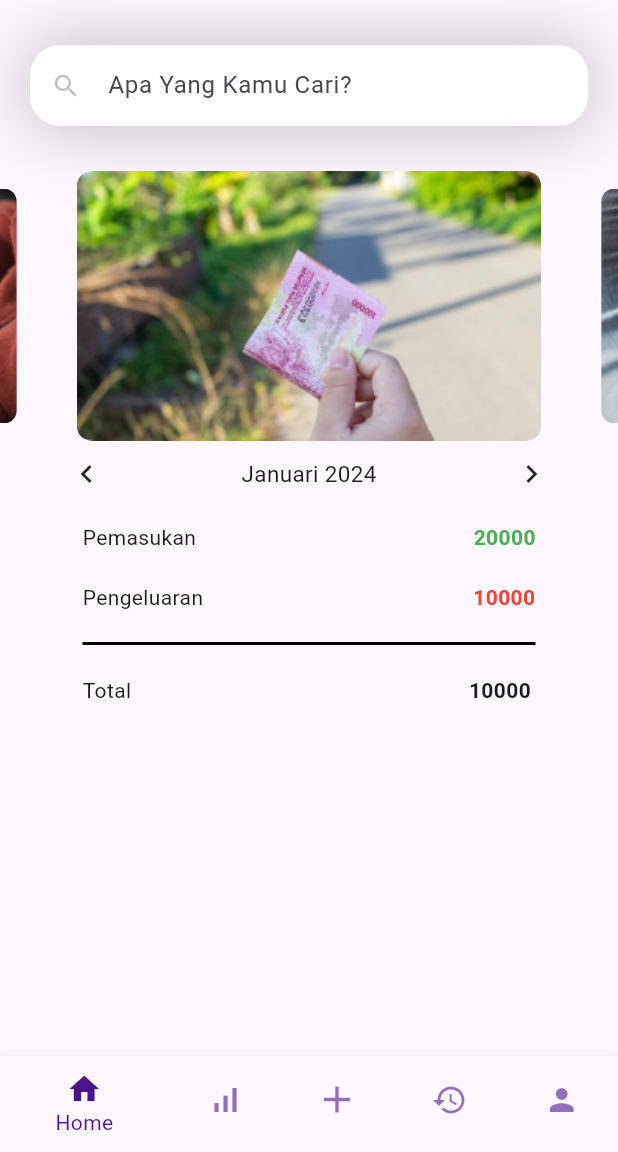
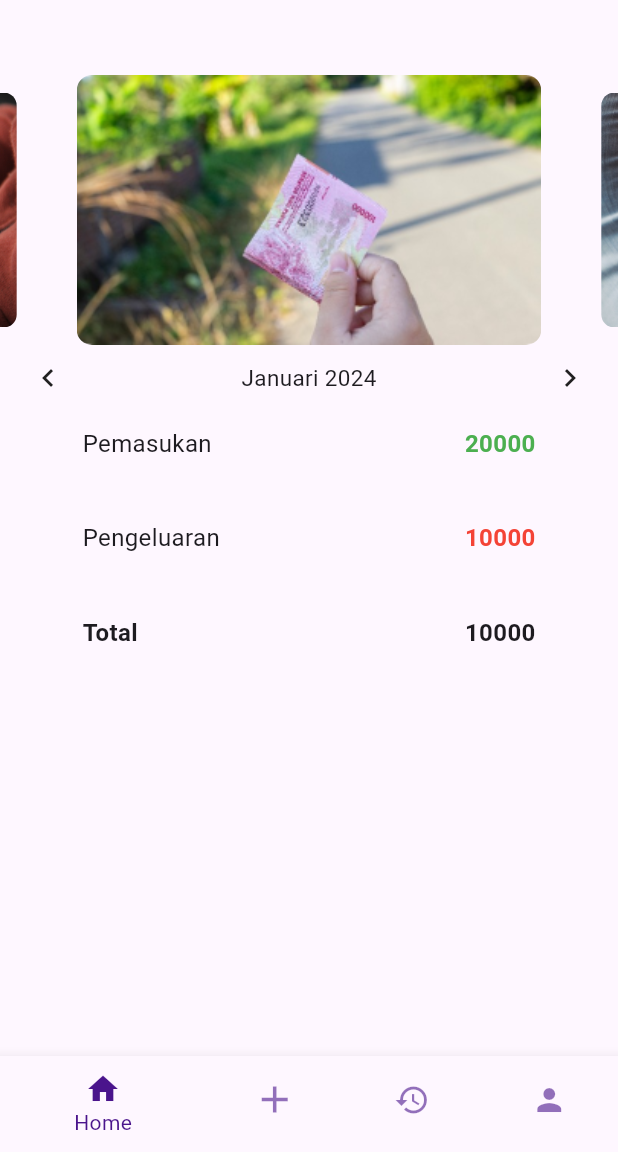
Before and after one commit to IhsanRizaldi/your_money, a Flutter app: the BottomNavigation screen opened directly, on a phone screen of 412 x 824 dp, the part 84-1236 px from its top. Run offline on Flutter 3.47's test engine with Material 3 defaults, Android fonts, the phone set to English and light mode, and no system bars; drawn by our look-alikes of carousel_slider.

Commit message:
View Fix

```diff
--- a/lib/pages/bottomNavigation.dart
+++ b/lib/pages/bottomNavigation.dart
@@ -3,7 +3,6 @@ import 'package:your_money/pages/add.dart';
 import 'package:your_money/pages/history.dart';
 import 'package:your_money/pages/home.dart';
 import 'package:your_money/pages/profil.dart';
-import 'package:your_money/pages/statistic.dart';
 
 class BottomNavigation extends StatefulWidget {
   @override
@@ -15,7 +14,6 @@ class _BottomNavigationState extends State<BottomNavigation> {
 
   final List<Widget> _pages = [
     HomePage(),
-    StatisticPage(),
     AddPage(),
     HistoryPage(),
     ProfilPage(),
@@ -32,6 +30,7 @@ class _BottomNavigationState extends State<BottomNavigation> {
         ),
         backgroundColor: Colors.purple.shade900,
         automaticallyImplyLeading: false,
+
       ),
       body: _pages[_selectedIndex],
       bottomNavigationBar: BottomNavigationBar(
@@ -49,10 +48,6 @@ class _BottomNavigationState extends State<BottomNavigation> {
           BottomNavigationBarItem(
             label: 'Home',
             icon: Icon(Icons.home),
-          ),
-          BottomNavigationBarItem(
-            label: 'Statistic',
-            icon: Icon(Icons.signal_cellular_alt),
           ),
           BottomNavigationBarItem(
             label: 'Add',
--- a/lib/pages/home.dart
+++ b/lib/pages/home.dart
@@ -3,12 +3,14 @@ import 'package:flutter/material.dart';
 
 class HomePage extends StatelessWidget {
   const HomePage({super.key});
+
   @override
   Widget build(BuildContext context) {
     return ListView(
       children: [
-          Container(
-            margin: EdgeInsets.only(top: 30,left: 20,right: 20,bottom: 20),
+        Padding(
+          padding: EdgeInsets.all(20),
+          child: Container(
             decoration: BoxDecoration(
               boxShadow: [
                 BoxShadow(
@@ -18,24 +20,9 @@ class HomePage extends StatelessWidget {
                 )
               ]
             ),
-            child: TextField(
-              decoration: InputDecoration(
-                hintText: "Apa Yang Kamu Cari?",
-                filled: true,
-                fillColor: Colors.white,
-                contentPadding: EdgeInsets.all(15),
-                prefixIcon: Icon(
-                  Icons.search,
-                  color: Colors.black26,
-                  size: 20,
-                ),
-                border: OutlineInputBorder(
-                  borderRadius: BorderRadius.circular(20),
-                  borderSide: BorderSide.none,
-                )
           ),
         ),
-          ),
+
         CarouselSlider(
           items: [
             Container(
@@ -74,10 +61,13 @@ class HomePage extends StatelessWidget {
             enlargeCenterPage: true,
             autoPlay: true,
             aspectRatio: 16 / 9,
-            )
           ),
-          Row(
-            mainAxisAlignment: MainAxisAlignment.spaceAround,
+        ),
+
+        Padding(
+          padding: EdgeInsets.symmetric(horizontal: 20),
+          child: Row(
+            mainAxisAlignment: MainAxisAlignment.spaceBetween,
             children: [
               Icon(Icons.keyboard_arrow_left_sharp),
               Text(
@@ -89,73 +79,73 @@ class HomePage extends StatelessWidget {
               Icon(Icons.keyboard_arrow_right_sharp),
             ],
           ),
-          Container(
-            margin: EdgeInsets.only(top: 20, right: 55, left: 55),
+        ),
+
+        Padding(
+          padding: EdgeInsets.symmetric(horizontal: 55, vertical: 20),
           child: Row(
-              mainAxisAlignment: MainAxisAlignment.start,
+            mainAxisAlignment: MainAxisAlignment.spaceBetween,
             children: [
-                Text("Pemasukan"),
-                Padding(
-                  padding: EdgeInsets.only(left: 185),
-                  child: Text(
+              Text(
+                "Pemasukan",
+                style: TextStyle(
+                  fontSize: 16,
+                ),
+              ),
+              Text(
                 "20000",
                 style: TextStyle(
                   fontWeight: FontWeight.bold,
                   color: Colors.green,
+                  fontSize: 16,
                 ),
               ),
-                )
-
             ],
           ),
         ),
-          Container(
-            margin: EdgeInsets.only(top: 20, right: 55, left: 55),
-            decoration: BoxDecoration(
-              border: Border(
-                bottom: BorderSide(
-                  width: 2.0,
-                ),
-              )
-            ),
-            child: Row(
-              mainAxisAlignment: MainAxisAlignment.start,
-              children: [
-                Padding(
-                  padding: EdgeInsets.only(bottom: 20),
-                  child: Text("Pengeluaran"),
-                ),
 
         Padding(
-                  padding: EdgeInsets.only(left: 180,bottom: 20),
-                  child: Text(
+          padding: EdgeInsets.symmetric(horizontal: 55, vertical: 20),
+          child: Row(
+            mainAxisAlignment: MainAxisAlignment.spaceBetween,
+            children: [
+              Text(
+                "Pengeluaran",
+                style: TextStyle(
+                  fontSize: 16,
+                ),
+              ),
+              Text(
                 "10000",
                 style: TextStyle(
                   fontWeight: FontWeight.bold,
                   color: Colors.red,
+                  fontSize: 16,
                 ),
               ),
-                )
-
             ],
           ),
         ),
-          Container(
-            margin: EdgeInsets.only(top: 20, right: 55, left: 55),
+
+        Padding(
+          padding: EdgeInsets.symmetric(horizontal: 55, vertical: 20),
           child: Row(
-              mainAxisAlignment: MainAxisAlignment.start,
+            mainAxisAlignment: MainAxisAlignment.spaceBetween,
             children: [
-                Text("Total"),
-                Padding(
-                  padding: EdgeInsets.only(left: 225),
-                  child: Text(
+              Text(
+                "Total",
+                style: TextStyle(
+                  fontSize: 16,
+                  fontWeight: FontWeight.bold,
+                ),
+              ),
+              Text(
                 "10000",
                 style: TextStyle(
                   fontWeight: FontWeight.bold,
+                  fontSize: 16,
                 ),
               ),
-                )
-
             ],
           ),
         ),
--- a/lib/pages/register.dart
+++ b/lib/pages/register.dart
@@ -75,7 +75,7 @@ class RegisterPage extends StatelessWidget {
                     filled: true,
                     fillColor: Colors.white,
                     contentPadding: EdgeInsets.all(15),
-                    hintText: 'Phone',
+                    hintText: 'Password',
                     border: OutlineInputBorder(
                       borderRadius: BorderRadius.circular(20),
                     )
@@ -94,7 +94,7 @@ class RegisterPage extends StatelessWidget {
                     filled: true,
                     fillColor: Colors.white,
                     contentPadding: EdgeInsets.all(15),
-                    hintText: 'Password',
+                    hintText: 'Confirm Password',
                     border: OutlineInputBorder(
                       borderRadius: BorderRadius.circular(20),
                     )
```
Also changed, not shown: lib/pages/add.dart (+87 -3 lines), lib/pages/history.dart (+22 -3 lines), lib/pages/profil.dart (+42 -69 lines), lib/pages/statistic.dart (deleted, +0 -10 lines). Lines whose indentation alone changed are shown as unchanged.
